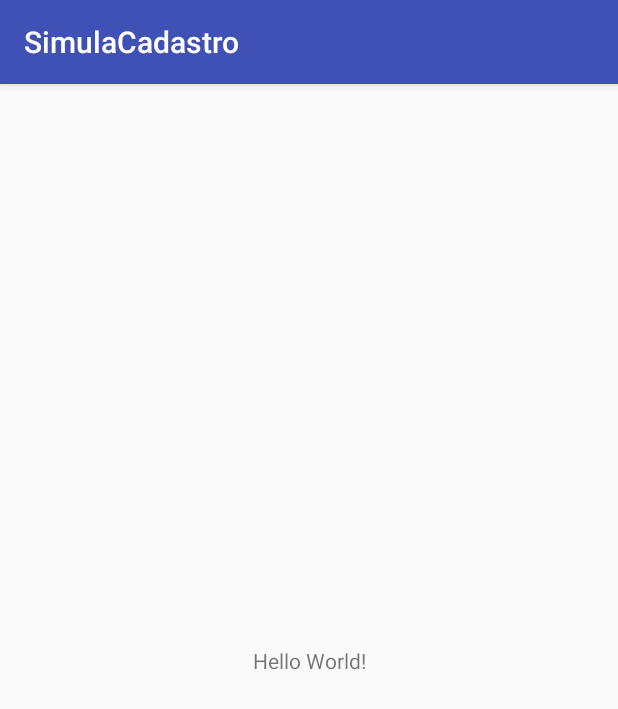
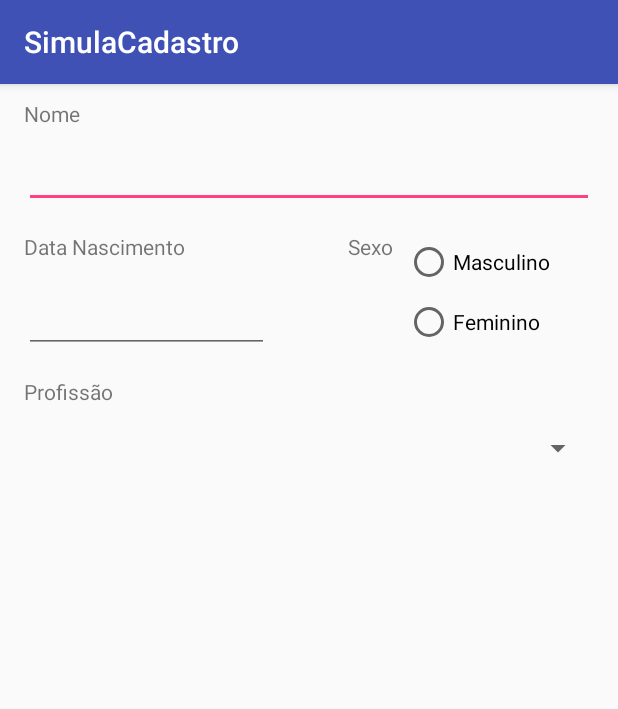
Before and after one commit to alanrf/SimulaCadastro, an Android app: the screen it shows after launch (MainActivity), on a phone screen of 412 x 824 dp. Shown: the top 709 px of the screen. Run offline under Robolectric (Android 15) with nearby library versions, the phone set to English and light mode, and no system bars.

Commit message:
initial version

```diff
--- a/app/src/main/java/com/alanrf/simulacadastro/MainActivity.kt
+++ b/app/src/main/java/com/alanrf/simulacadastro/MainActivity.kt
@@ -2,11 +2,25 @@ package com.alanrf.simulacadastro
 
 import android.support.v7.app.AppCompatActivity
 import android.os.Bundle
+import android.widget.EditText
+import kotlinx.android.synthetic.main.activity_main.*
+
 
 class MainActivity : AppCompatActivity() {
+
+
+
 
     override fun onCreate(savedInstanceState: Bundle?) {
         super.onCreate(savedInstanceState)
         setContentView(R.layout.activity_main)
     }
+
+    fun validarCampos(): Boolean {
+        return validaSenhas()
+    }
+
+    fun validaSenhas(): Boolean {
+        return edNome.text == edNome.text
+    }
 }
--- a/app/src/main/res/layout/activity_main.xml
+++ b/app/src/main/res/layout/activity_main.xml
@@ -7,12 +7,126 @@
     tools:context=".MainActivity">
 
     <TextView
+        android:id="@+id/lbNome"
+        android:layout_width="0dp"
+        android:layout_height="wrap_content"
+        android:layout_marginEnd="16dp"
+        android:layout_marginLeft="16dp"
+        android:layout_marginRight="16dp"
+        android:layout_marginStart="16dp"
+        android:layout_marginTop="10dp"
+        android:text="@string/nome"
+        app:layout_constraintEnd_toEndOf="parent"
+        app:layout_constraintStart_toStartOf="parent"
+        app:layout_constraintTop_toTopOf="parent" />
+
+    <EditText
+        android:id="@+id/edNome"
+        android:layout_width="0dp"
+        android:layout_height="wrap_content"
+        android:layout_marginEnd="16dp"
+        android:layout_marginLeft="16dp"
+        android:layout_marginRight="16dp"
+        android:layout_marginStart="16dp"
+        android:layout_marginTop="8dp"
+        android:ems="10"
+        android:inputType="textPersonName"
+        android:text=""
+        app:layout_constraintEnd_toEndOf="parent"
+        app:layout_constraintHorizontal_bias="0.6"
+        app:layout_constraintStart_toStartOf="parent"
+        app:layout_constraintTop_toBottomOf="@+id/lbNome" />
+
+    <TextView
+        android:id="@+id/lbDataNascimento"
+        android:layout_width="0dp"
+        android:layout_height="wrap_content"
+        android:layout_marginLeft="16dp"
+        android:layout_marginStart="16dp"
+        android:layout_marginTop="16dp"
+        android:text="@string/data_nascimento"
+        app:layout_constraintStart_toStartOf="parent"
+        app:layout_constraintTop_toBottomOf="@+id/edNome" />
+
+    <EditText
+        android:id="@+id/edDataNascimento"
+        android:layout_width="163dp"
+        android:layout_height="wrap_content"
+        android:layout_marginLeft="16dp"
+        android:layout_marginStart="16dp"
+        android:layout_marginTop="16dp"
+        android:ems="10"
+        android:inputType="date"
+        android:maxEms="10"
+        android:text=""
+        app:layout_constraintStart_toStartOf="parent"
+        app:layout_constraintTop_toBottomOf="@+id/lbDataNascimento" />
+
+    <TextView
+        android:id="@+id/textView"
         android:layout_width="wrap_content"
         android:layout_height="wrap_content"
-        android:text="Hello World!"
-        app:layout_constraintBottom_toBottomOf="parent"
-        app:layout_constraintLeft_toLeftOf="parent"
-        app:layout_constraintRight_toRightOf="parent"
-        app:layout_constraintTop_toTopOf="parent" />
+        android:layout_marginEnd="8dp"
+        android:layout_marginRight="8dp"
+        android:layout_marginTop="16dp"
+        android:text="@string/sexo"
+        app:layout_constraintEnd_toStartOf="@+id/radioGroup2"
+        app:layout_constraintTop_toBottomOf="@+id/edNome" />
+
+    <RadioGroup
+        android:id="@+id/radioGroup2"
+        android:layout_width="126dp"
+        android:layout_height="80dp"
+        android:layout_marginEnd="16dp"
+        android:layout_marginRight="16dp"
+        android:layout_marginTop="16dp"
+        app:layout_constraintEnd_toEndOf="parent"
+        app:layout_constraintTop_toBottomOf="@+id/edNome">
+
+        <RadioButton
+            android:id="@+id/radioButton"
+            android:layout_width="match_parent"
+            android:layout_height="wrap_content"
+            android:layout_weight="1"
+            android:text="@string/masculino"
+            tools:layout_editor_absoluteX="230dp"
+            tools:layout_editor_absoluteY="133dp" />
+
+        <RadioButton
+            android:id="@+id/radioButton2"
+            android:layout_width="match_parent"
+            android:layout_height="wrap_content"
+            android:layout_weight="1"
+            android:text="@string/feminino"
+            tools:layout_editor_absoluteX="214dp"
+            tools:layout_editor_absoluteY="206dp" />
+    </RadioGroup>
+
+    <TextView
+        android:id="@+id/lbProfissao"
+        android:layout_width="0dp"
+        android:layout_height="19dp"
+        android:layout_marginEnd="16dp"
+        android:layout_marginLeft="16dp"
+        android:layout_marginRight="16dp"
+        android:layout_marginStart="16dp"
+        android:layout_marginTop="16dp"
+        android:text="@string/profissao"
+        app:layout_constraintEnd_toEndOf="parent"
+        app:layout_constraintStart_toStartOf="parent"
+        app:layout_constraintTop_toBottomOf="@+id/edDataNascimento" />
+
+    <Spinner
+        android:id="@+id/spinner"
+        android:layout_width="match_parent"
+        android:layout_height="wrap_content"
+        android:layout_marginEnd="16dp"
+        android:layout_marginLeft="16dp"
+        android:layout_marginRight="16dp"
+        android:layout_marginStart="16dp"
+        android:layout_marginTop="16dp"
+        app:layout_constraintEnd_toEndOf="parent"
+        app:layout_constraintStart_toStartOf="parent"
+        app:layout_constraintTop_toBottomOf="@+id/lbProfissao" />
 
 </android.support.constraint.ConstraintLayout>
--- a/app/src/main/res/values/strings.xml
+++ b/app/src/main/res/values/strings.xml
@@ -1,3 +1,9 @@
 <resources>
     <string name="app_name">SimulaCadastro</string>
+    <string name="profissao">Profissão</string>
+    <string name="feminino">Feminino</string>
+    <string name="nome">Nome</string>
+    <string name="data_nascimento">Data Nascimento</string>
+    <string name="sexo">Sexo</string>
+    <string name="masculino">Masculino</string>
 </resources>
```
Also changed, not shown: 1 other file.
